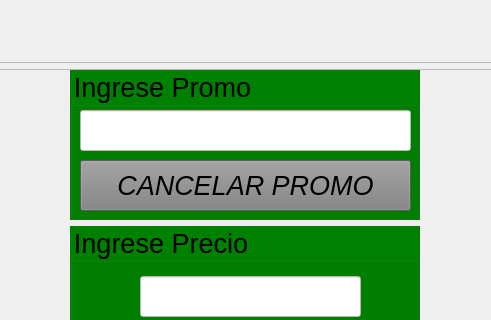
This is sources/vtn/untitled.ui in Cesar073/Punto-Venta-3 as Qt 5 draws it before an edit; both pictures show x 407 to 898 and y 111 to 431 of the 1304 by 600 pixel window. The edited form follows.
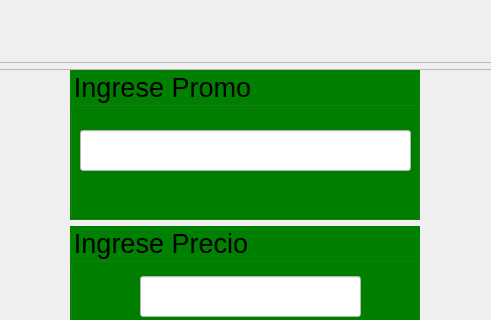
This is the edited form. The open tabs and pages were chosen to show the change.

```diff
--- a/sources/vtn/untitled.ui
+++ b/sources/vtn/untitled.ui
@@ -1854,7 +1854,7 @@
                  <property name="geometry">
                   <rect>
                    <x>10</x>
-                   <y>40</y>
+                   <y>60</y>
                    <width>331</width>
                    <height>41</height>
                   </rect>
@@ -1868,28 +1868,6 @@
                   <string notr="true">background-color: white;</string>
                  </property>
                 </widget>
-                <widget class="QPushButton" name="push_Cancela_Promo">
-                 <property name="geometry">
-                  <rect>
-                   <x>10</x>
-                   <y>90</y>
-                   <width>331</width>
-                   <height>51</height>
-                  </rect>
-                 </property>
-                 <property name="font">
-                  <font>
-                   <pointsize>20</pointsize>
-                   <italic>true</italic>
-                  </font>
-                 </property>
-                 <property name="styleSheet">
-                  <string notr="true">background-color: gray;</string>
-                 </property>
-                 <property name="text">
-                  <string>CANCELAR PROMO</string>
-                 </property>
-                </widget>
                </widget>
               </item>
               <item row="1" column="0">
```
Left out of the diff: 2 changed lines with no effect on the pictures.
